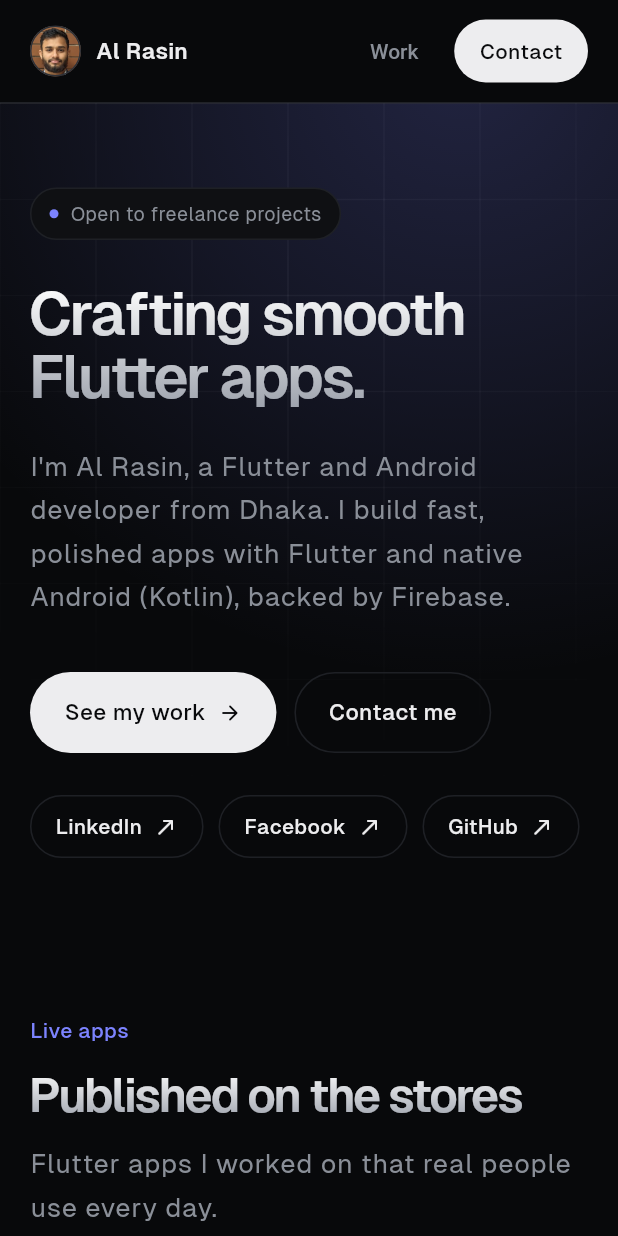
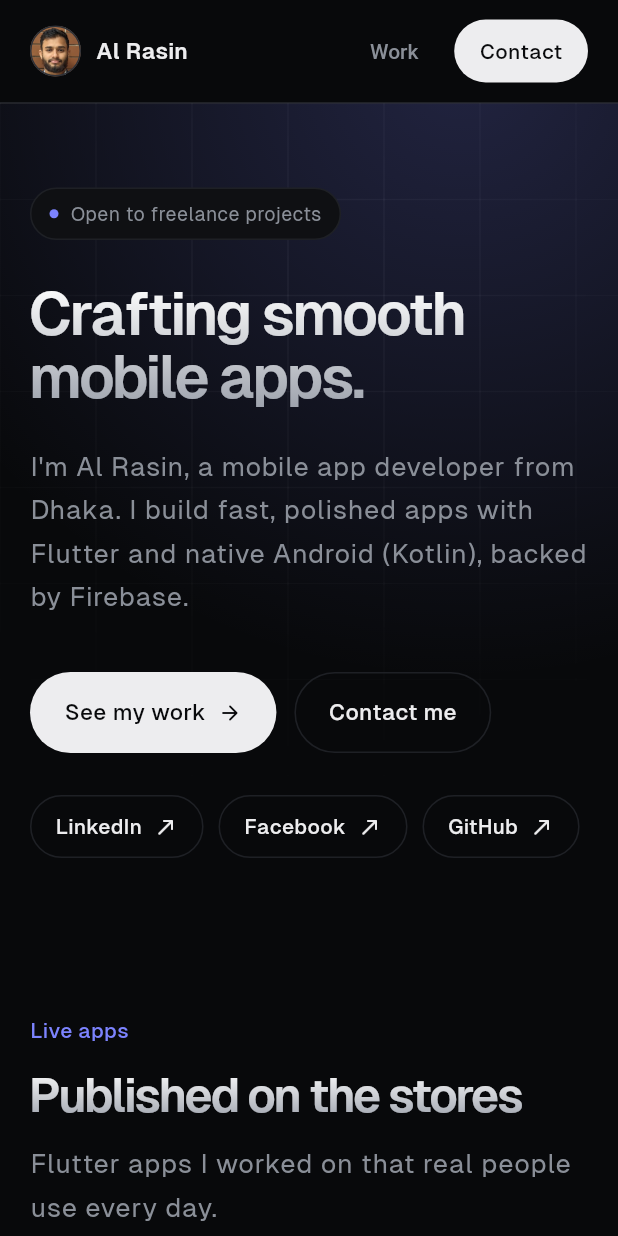
Before and after one commit to Al-Rasin/Al-Rasin.github.io, a Flutter app: the screen it shows after launch, on a phone screen of 412 x 824 dp. Run offline on Flutter 3.47's test engine with Material 3 defaults, Android fonts, the phone set to English and light mode, and no system bars.

Commit message:
Hide experience dates and retitle as Mobile App Developer (#7)

```diff
--- a/lib/data/portfolio_data.dart
+++ b/lib/data/portfolio_data.dart
@@ -78,7 +78,7 @@ class Experience {
 
 class PortfolioData {
   static const name = 'Al Rasin';
-  static const role = 'Flutter & Android Developer';
+  static const role = 'Mobile App Developer';
   static const location = 'Dhaka, Bangladesh';
   static const email = 'alrasin500@gmail.com';
 
@@ -90,7 +90,7 @@ class PortfolioData {
   static const photo = 'assets/images/avatar.jpg';
 
   static const intro =
-      'Flutter & Android developer in Dhaka. 2.5+ years building apps '
+      'Mobile app developer in Dhaka. 2.5+ years building apps '
       'live on the Play Store and App Store.';
 
   static const skills = [
--- a/lib/sections/experience_section.dart
+++ b/lib/sections/experience_section.dart
@@ -58,7 +58,7 @@ class _ExperienceRow extends StatelessWidget {
   Widget build(BuildContext context) {
     final textTheme = Theme.of(context).textTheme;
     final narrow = isNarrow(context);
-    final meta = [item.period, ?item.location].join('  ·  ');
+    final meta = item.location;
     const metaStyle = TextStyle(fontSize: 13, color: AppColors.subtle);
 
     final heading = Column(
@@ -86,18 +86,22 @@ class _ExperienceRow extends StatelessWidget {
         children: [
           if (narrow) ...[
             heading,
+            if (meta != null) ...[
               const SizedBox(height: 6),
               Text(meta, style: metaStyle),
+            ],
           ] else
             Row(
               crossAxisAlignment: CrossAxisAlignment.start,
               children: [
                 Expanded(child: heading),
+                if (meta != null) ...[
                   const SizedBox(width: 16),
                   Padding(
                     padding: const EdgeInsets.only(top: 3),
                     child: Text(meta, style: metaStyle),
                   ),
+                ],
               ],
             ),
           if (item.summary != null) ...[
--- a/lib/sections/hero_section.dart
+++ b/lib/sections/hero_section.dart
@@ -76,7 +76,7 @@ class _Intro extends StatelessWidget {
         Reveal(
           delay: const Duration(milliseconds: 100),
           child: GradientText(
-            'Crafting smooth\nFlutter apps.',
+            'Crafting smooth\nmobile apps.',
             style: textTheme.displayLarge?.copyWith(
               fontSize: narrow
                   ? (MediaQuery.sizeOf(context).width < 420 ? 40 : 46)
@@ -91,7 +91,7 @@ class _Intro extends StatelessWidget {
           child: ConstrainedBox(
             constraints: const BoxConstraints(maxWidth: 480),
             child: Text(
-              "I'm ${PortfolioData.name}, a Flutter and Android developer "
+              "I'm ${PortfolioData.name}, a mobile app developer "
               'from Dhaka. I build fast, polished apps with Flutter and '
               'native Android (Kotlin), backed by Firebase.',
               style: textTheme.bodyLarge,
```
Also changed, not shown: 2 other files. Lines whose indentation alone changed are shown as unchanged.
